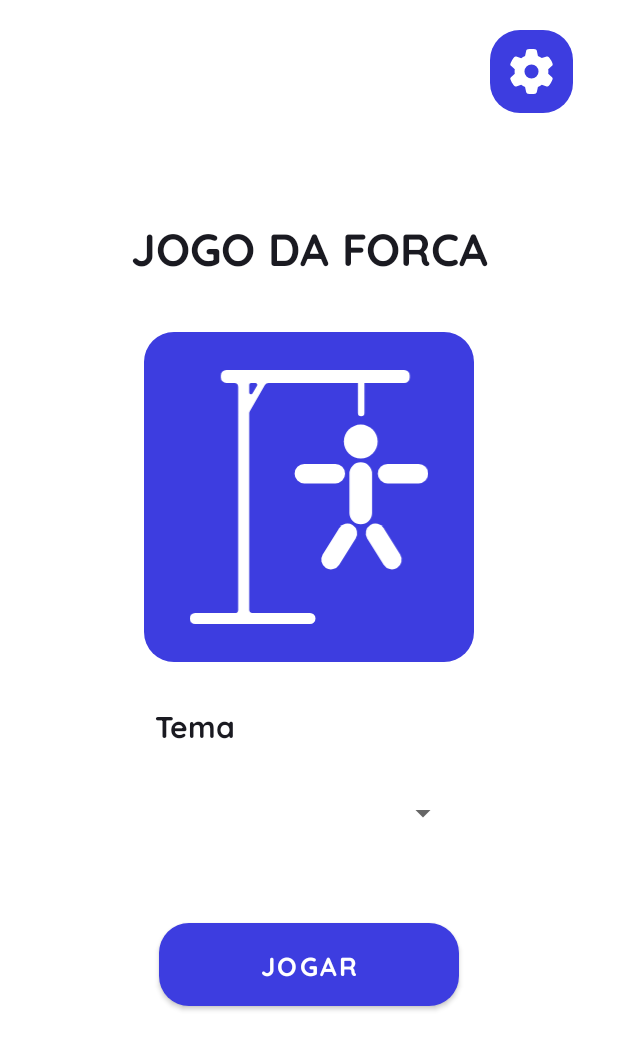
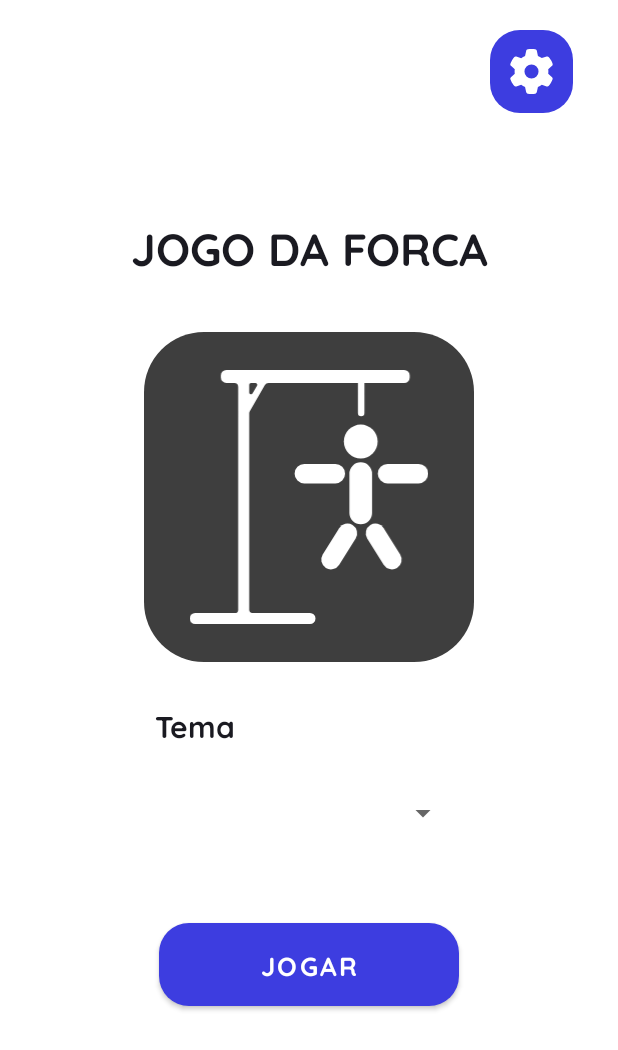
Before and after one commit to arthurjf/Jogo-da-Forca, an Android app: the screen it shows after launch (MainActivity), on a phone screen of 412 x 824 dp. Shown: the top 1050 px of the screen. Run offline under Robolectric (Android 15) with nearby library versions, the phone set to English and light mode, and no system bars; libraries missing offline, so code that uses them is left out: com.jaredrummler.materialspinner; plain views replace MaterialSpinner; 2 statements that could not run were skipped.

Commit message:
Cores do icone da tela principal

```diff
--- /dev/null
+++ b/app/src/main/res/drawable/icon_background.xml
@@ -0,0 +1,9 @@
+<?xml version="1.0" encoding="utf-8"?>
+<shape xmlns:android="http://schemas.android.com/apk/res/android"
+    android:shape="rectangle">
+    <size
+        android:width="70dp"
+        android:height="70dp" />
+    <solid android:color="@color/icon_background" />
+    <corners android:radius="40dp" />
+</shape>
--- a/app/src/main/res/layout/fragment_main.xml
+++ b/app/src/main/res/layout/fragment_main.xml
@@ -41,7 +41,7 @@
         android:layout_width="220dp"
         android:layout_height="220dp"
         android:layout_marginTop="36dp"
-        android:background="@drawable/btn_background"
+        android:background="@drawable/icon_background"
         android:contentDescription="@string/img_title_background_content_description"
         android:padding="25dp"
         android:src="@drawable/icon"
@@ -70,9 +70,12 @@
         android:layout_height="@dimen/spinner_layout_height"
         android:layout_margin="20dp"
         android:layout_marginTop="12dp"
+        android:textColor="@color/spinner_text"
         app:layout_constraintEnd_toEndOf="parent"
         app:layout_constraintStart_toStartOf="parent"
-        app:layout_constraintTop_toBottomOf="@+id/txtThemeTitle" />
+        app:layout_constraintTop_toBottomOf="@+id/txtThemeTitle"
+        app:ms_arrow_tint="@color/spinner_arrow"
+        app:ms_background_color="@color/spinner_background" />
 
     <com.google.android.material.button.MaterialButton
         android:id="@+id/btnPlay"
--- a/app/src/main/res/values-night/colors.xml
+++ b/app/src/main/res/values-night/colors.xml
@@ -14,8 +14,15 @@
     <color name="button_text_pressed">@color/midnight_blue</color>
     <color name="button_text_disabled">@color/dim_gray</color>
 
+    <!-- Icon Background -->
+    <color name="icon_background">@color/white</color>
+
+    <!-- Spinner -->
+    <color name="spinner_background">@color/gray</color>
+    <color name="spinner_arrow">@color/midnight_blue</color>
+    <color name="spinner_text">@color/midnight_blue</color>
+
     <!-- Others -->
-
     <color name="background">@color/midnight_blue</color>
     <color name="text">@color/white</color>
 </resources>
--- a/app/src/main/res/values/colors.xml
+++ b/app/src/main/res/values/colors.xml
@@ -29,6 +29,14 @@
     <color name="button_text_pressed">@color/midnight_blue</color>
     <color name="button_text_disabled">@color/dark_gray</color>
 
+    <!-- Icon Background -->
+    <color name="icon_background">@color/dim_gray</color>
+
+    <!-- Spinner -->
+    <color name="spinner_background">@color/gray</color>
+    <color name="spinner_arrow">@color/dim_gray</color>
+    <color name="spinner_text">@color/dim_gray</color>
+
     <!-- Others -->
 
     <color name="background">@color/white</color>
```
